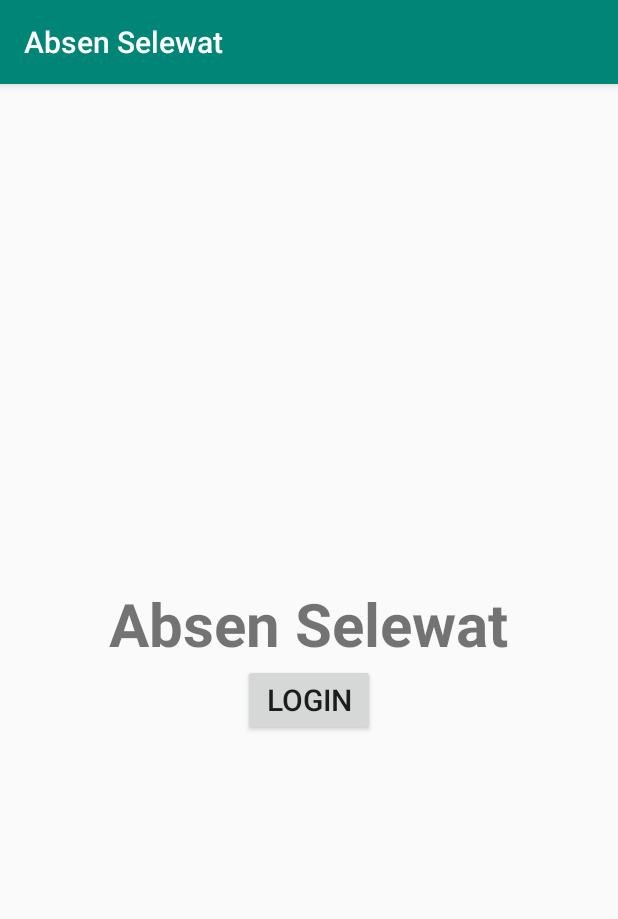
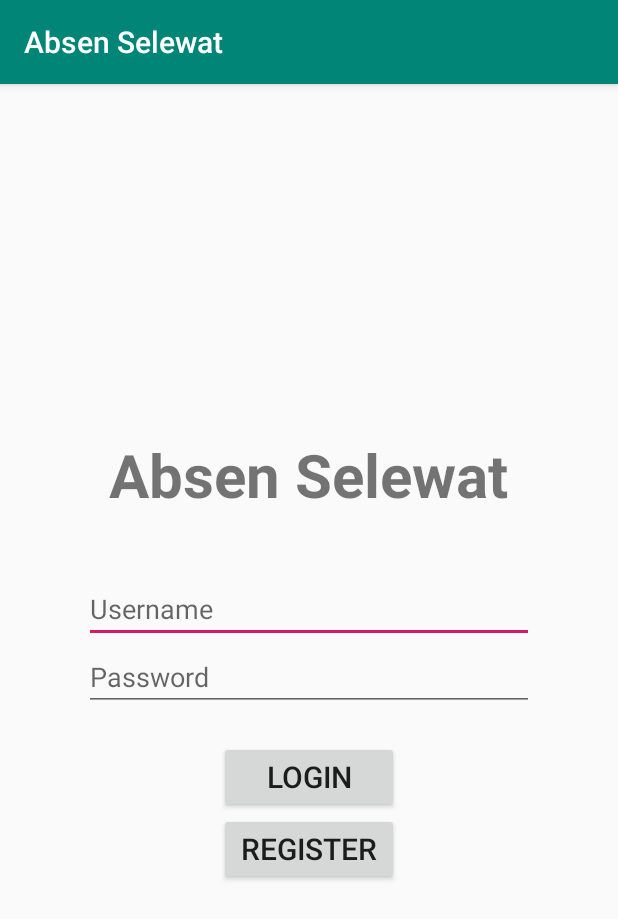
Before and after one commit to aarioc97/Absen-Selewat, an Android app: the screen it shows after launch (LoginActivity), on a phone screen of 412 x 824 dp. Shown: the top 919 px of the screen. Run offline under Robolectric (Android 15) with nearby library versions, the light colour scheme and no system bars; our stand-ins replace Firebase (no records; nobody signed in at launch, a user with empty details on screens opened directly).

Commit message:
Menyambungkan Mobile App dengan Firebase.
Firebase sebagai basis data disambungkan dengan Mobile App, walaupun belum dapat melakukan insert, update, atau delete.

```diff
--- a/Single Apps/app/build.gradle
+++ b/Single Apps/app/build.gradle
@@ -1,10 +1,11 @@
 apply plugin: 'com.android.application'
+apply plugin: 'com.google.gms.google-services'
 
 android {
     compileSdkVersion 32
     defaultConfig {
         applicationId "com.example.absenselewat"
-        minSdkVersion 14
+        minSdkVersion 19
         targetSdkVersion 32
         versionCode 1
         versionName "1.0"
@@ -23,6 +24,9 @@ dependencies {
     implementation 'androidx.appcompat:appcompat:1.4.2'
     implementation 'androidx.constraintlayout:constraintlayout:2.1.4'
     implementation 'com.google.android.gms:play-services-location:20.0.0'
+    implementation 'com.google.firebase:firebase-core:21.0.0'
+    implementation 'com.google.firebase:firebase-auth:21.0.6'
+    implementation 'com.google.firebase:firebase-database:20.0.5'
     testImplementation 'junit:junit:4.12'
     androidTestImplementation 'androidx.test.ext:junit:1.1.3'
     androidTestImplementation 'androidx.test.espresso:espresso-core:3.4.0'
--- a/Single Apps/app/src/main/java/com/example/absenselewat/LoginActivity.java
+++ b/Single Apps/app/src/main/java/com/example/absenselewat/LoginActivity.java
@@ -6,15 +6,30 @@ import android.view.View;
 import android.view.View.OnClickListener;
 import android.widget.Button;
 
+import com.google.firebase.auth.FirebaseAuth;
+import com.google.firebase.database.DatabaseReference;
+import com.google.firebase.database.FirebaseDatabase;
+
 import androidx.appcompat.app.AppCompatActivity;
 
 public class LoginActivity extends AppCompatActivity implements OnClickListener {
 
     Button login;
+    FirebaseAuth auth;
+    FirebaseDatabase databaseInstance;
+    DatabaseReference database;
 
     @Override
     protected void onCreate(Bundle savedInstanceState){
         super.onCreate(savedInstanceState);
+
+        this.auth = FirebaseAuth.getInstance();
+        this.databaseInstance = FirebaseDatabase.getInstance();
+
+        if (this.auth.getCurrentUser() != null) {
+            startActivity(new Intent(this, AbsenActivity.class));
+        }
+
         setContentView(R.layout.activity_login);
 
         this.login = findViewById(R.id.login_button);
--- a/Single Apps/app/src/main/res/layout/activity_login.xml
+++ b/Single Apps/app/src/main/res/layout/activity_login.xml
@@ -12,13 +12,38 @@
         android:layout_height="wrap_content"
         android:text="@string/app_name"
         android:textSize="40sp"
-        android:textStyle="bold"/>
+        android:textStyle="bold"
+        android:layout_marginBottom="40sp"/>
+
+    <EditText
+        android:id="@+id/usernameLogin"
+        android:layout_width="300sp"
+        android:layout_height="wrap_content"
+        android:hint="@string/username"
+        android:inputType="text"
+        android:autofillHints="" />
+
+    <EditText
+        android:id="@+id/passwordLogin"
+        android:layout_width="300sp"
+        android:layout_height="wrap_content"
+        android:hint="@string/password"
+        android:inputType="textPassword"
+        android:autofillHints="" />
 
     <Button
         android:id="@+id/login_button"
-        android:layout_width="wrap_content"
+        android:layout_width="120sp"
         android:layout_height="wrap_content"
         android:text="@string/login_button"
+        android:textSize="20sp"
+        android:layout_marginTop="20sp"/>
+
+    <Button
+        android:id="@+id/register_button"
+        android:layout_width="120sp"
+        android:layout_height="wrap_content"
+        android:text="@string/register_button"
         android:textSize="20sp"/>
 
 </LinearLayout>
--- a/Single Apps/app/src/main/res/values/strings.xml
+++ b/Single Apps/app/src/main/res/values/strings.xml
@@ -1,6 +1,9 @@
 <resources>
     <string name="app_name">Absen Selewat</string>
     <string name="login_button">LOGIN</string>
+    <string name="register_button">REGISTER</string>
+    <string name="username">Username</string>
+    <string name="password">Password</string>
     <string name="koordinat_lokasi">Koordinat Lokasi:</string>
     <string name="desired_point">Titik Koordinat Absen (x.xxxx):</string>
     <string name="latitude">Latitude:</string>
--- a/Single Apps/build.gradle
+++ b/Single Apps/build.gradle
@@ -4,10 +4,11 @@ buildscript {
     repositories {
         google()
         jcenter()
-
+        mavenLocal()
     }
     dependencies {
         classpath 'com.android.tools.build:gradle:7.2.1'
+        classpath 'com.google.gms:google-services:4.3.3'
 
         // NOTE: Do not place your application dependencies here; they belong
         // in the individual module build.gradle files
@@ -18,7 +19,7 @@ allprojects {
     repositories {
         google()
         jcenter()
-
+        mavenLocal()
     }
 }
 
```
Also changed, not shown: 1 other file.
